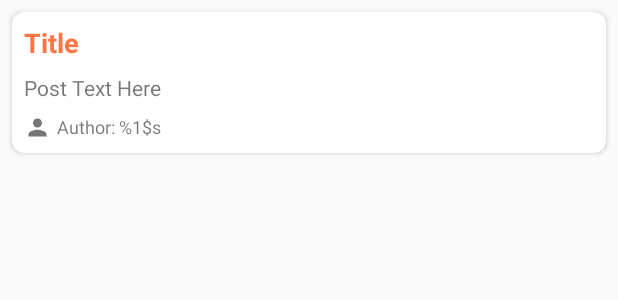
After one commit to Krosent/SimplePostsApp, an Android app: the layout item_post.xml on its own in the app's theme, with its tools: preview values and no code run, on a phone screen of 412 x 824 dp. The commit adds this screen. Shown: the top 300 px of the screen. Run offline under Robolectric (Android 15) with nearby library versions, the phone set to English and light mode, and no system bars; network calls fail.

Commit message:
Post Activity Implementation

```diff
--- a/app/src/main/AndroidManifest.xml
+++ b/app/src/main/AndroidManifest.xml
@@ -20,7 +20,9 @@
                 <category android:name="android.intent.category.LAUNCHER" />
             </intent-filter>
         </activity>
-        <activity android:name=".activityPosts.PostsActivity"></activity>
+        <activity android:name=".activityPosts.PostsActivity"
+            android:label="Posts"
+            android:parentActivityName=".activityStart.UsersActivity" />
     </application>
 
 </manifest>
--- a/app/src/main/java/campuncke/com/rxjavaproject1/retrofit/services/SimpleService.kt
+++ b/app/src/main/java/campuncke/com/rxjavaproject1/retrofit/services/SimpleService.kt
@@ -1,10 +1,14 @@
 package campuncke.com.rxjavaproject1.retrofit.services
 
+import campuncke.com.rxjavaproject1.activityPosts.model.Post
 import campuncke.com.rxjavaproject1.activityStart.model.User
 import io.reactivex.Observable
 import retrofit2.http.GET
+import retrofit2.http.Query
 
 interface SimpleService {
     @GET("/users")
     fun getUserList(): Observable<List<User>>
+    @GET("/posts")
+    fun getUserPostsList(@Query(value="userId", encoded=true) name: String): Observable<List<Post>>
 }
--- /dev/null
+++ b/app/src/main/res/drawable/ic_user.xml
@@ -0,0 +1,9 @@
+<vector xmlns:android="http://schemas.android.com/apk/res/android"
+        android:width="18dp"
+        android:height="18dp"
+        android:viewportWidth="24.0"
+        android:viewportHeight="24.0">
+    <path
+        android:fillColor="@color/colorIcons"
+        android:pathData="M12,12c2.21,0 4,-1.79 4,-4s-1.79,-4 -4,-4 -4,1.79 -4,4 1.79,4 4,4zM12,14c-2.67,0 -8,1.34 -8,4v2h16v-2c0,-2.66 -5.33,-4 -8,-4z"/>
+</vector>
--- /dev/null
+++ b/app/src/main/res/layout/item_post.xml
@@ -0,0 +1,46 @@
+<?xml version="1.0" encoding="utf-8"?>
+<android.support.v7.widget.CardView xmlns:android="http://schemas.android.com/apk/res/android"
+    xmlns:app="http://schemas.android.com/apk/res-auto"
+    xmlns:card_view="http://schemas.android.com/apk/res-auto"
+    android:layout_width="match_parent"
+    android:layout_height="wrap_content"
+    android:layout_margin="8dp"
+    app:cardElevation="2dp"
+    card_view:cardCornerRadius="8dp">
+
+    <LinearLayout
+        android:layout_width="match_parent"
+        android:layout_height="wrap_content"
+        android:orientation="vertical">
+
+        <TextView
+            android:id="@+id/titleTextView"
+            android:layout_width="match_parent"
+            android:layout_height="wrap_content"
+            android:layout_marginStart="8dp"
+            android:layout_marginTop="8dp"
+            android:text="Title"
+            android:textColor="@color/colorAccent"
+            android:textSize="18sp"
+            android:textStyle="bold" />
+
+        <TextView
+            android:id="@+id/bodyTextView"
+            android:layout_width="match_parent"
+            android:layout_height="wrap_content"
+            android:layout_margin="8dp"
+            android:text="Post Text Here" />
+
+        <TextView
+            android:id="@+id/authorNameTextView"
+            android:layout_width="match_parent"
+            android:layout_height="wrap_content"
+            android:layout_marginBottom="8dp"
+            android:layout_marginEnd="8dp"
+            android:layout_marginStart="8dp"
+            android:drawablePadding="4dp"
+            android:drawableStart="@drawable/ic_user"
+            android:text="@string/author"
+            android:textSize="12sp" />
+    </LinearLayout>
+</android.support.v7.widget.CardView>
--- a/app/src/main/res/values/strings.xml
+++ b/app/src/main/res/values/strings.xml
@@ -1,3 +1,4 @@
 <resources>
     <string name="app_name">RxJavaProject1</string>
+    <string name="author">Author: %1$s</string>
 </resources>
```
Also changed, not shown: app/src/main/java/campuncke/com/rxjavaproject1/activityPosts/PostListRecyclerAdapter.kt (added, +37 -0 lines), app/src/main/java/campuncke/com/rxjavaproject1/activityPosts/PostsActivity.kt (+31 -3 lines), app/src/main/java/campuncke/com/rxjavaproject1/activityPosts/PostsActivityPresenter.kt (added, +8 -0 lines), app/src/main/java/campuncke/com/rxjavaproject1/activityPosts/PostsActivityPresenterImpl.kt (added, +24 -0 lines), app/src/main/java/campuncke/com/rxjavaproject1/activityPosts/PostsActivityView.kt (added, +12 -0 lines), app/src/main/java/campuncke/com/rxjavaproject1/activityPosts/model/Post.kt (added, +20 -0 lines), app/src/main/res/layout/activity_posts.xml (+23 -0 lines).
